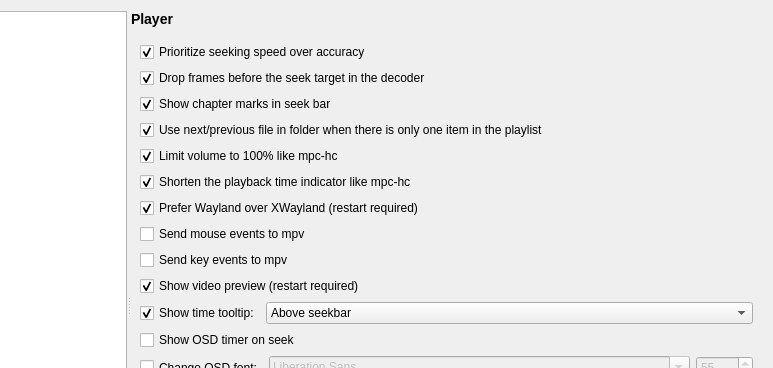
Old version of the form src/settingswindow.ui in the repository mpc-qt/mpc-qt; both pictures show x 123 to 896 and y 0 to 368 of the 896 by 638 pixel window.
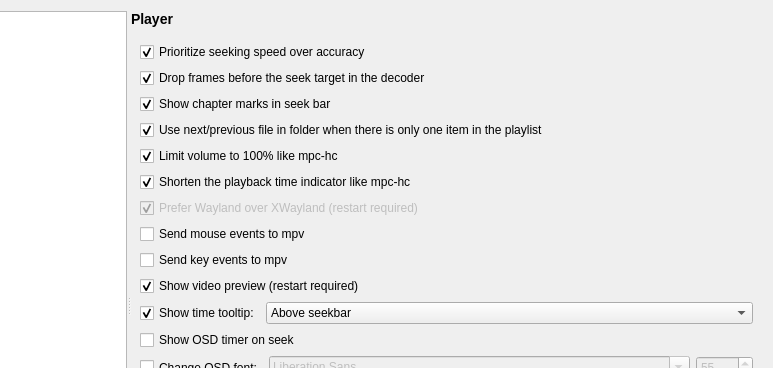
New version of the form.

```diff
--- a/src/settingswindow.ui
+++ b/src/settingswindow.ui
@@ -7801,6 +7801,9 @@
            </item>
            <item row="6" column="0" colspan="2">
             <widget class="QCheckBox" name="tweaksPreferWayland">
+             <property name="enabled">
+              <bool>false</bool>
+             </property>
              <property name="text">
               <string>Prefer Wayland over XWayland (restart required)</string>
              </property>
```
